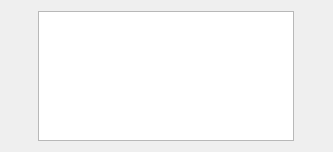
Phillss/SAR-zkjr, file alert.ui: the form before one commit.
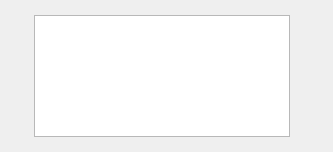
The form after the commit.

```diff
--- a/alert.ui
+++ b/alert.ui
@@ -13,63 +13,22 @@
   <property name="windowTitle">
    <string>Dialog</string>
   </property>
-  <layout class="QGridLayout" name="gridLayout">
-   <item row="0" column="1">
-    <spacer name="verticalSpacer_2">
-     <property name="orientation">
-      <enum>Qt::Vertical</enum>
-     </property>
-     <property name="sizeHint" stdset="0">
-      <size>
-       <width>20</width>
-       <height>13</height>
-      </size>
-     </property>
-    </spacer>
-   </item>
-   <item row="1" column="0">
-    <spacer name="horizontalSpacer_2">
-     <property name="orientation">
-      <enum>Qt::Horizontal</enum>
-     </property>
-     <property name="sizeHint" stdset="0">
-      <size>
-       <width>13</width>
-       <height>20</height>
-      </size>
-     </property>
-    </spacer>
-   </item>
-   <item row="1" column="1">
-    <widget class="QPlainTextEdit" name="alertMessage"/>
-   </item>
-   <item row="1" column="2">
-    <spacer name="horizontalSpacer">
-     <property name="orientation">
-      <enum>Qt::Horizontal</enum>
-     </property>
-     <property name="sizeHint" stdset="0">
-      <size>
-       <width>28</width>
-       <height>20</height>
-      </size>
-     </property>
-    </spacer>
-   </item>
-   <item row="2" column="1">
-    <spacer name="verticalSpacer">
-     <property name="orientation">
-      <enum>Qt::Vertical</enum>
-     </property>
-     <property name="sizeHint" stdset="0">
-      <size>
-       <width>20</width>
-       <height>28</height>
-      </size>
-     </property>
-    </spacer>
-   </item>
-  </layout>
+  <widget class="QPlainTextEdit" name="alertMessage">
+   <property name="geometry">
+    <rect>
+     <x>34</x>
+     <y>15</y>
+     <width>256</width>
+     <height>122</height>
+    </rect>
+   </property>
+   <property name="readOnly">
+    <bool>true</bool>
+   </property>
+   <property name="overwriteMode">
+    <bool>true</bool>
+   </property>
+  </widget>
  </widget>
  <resources/>
  <connections/>
```
